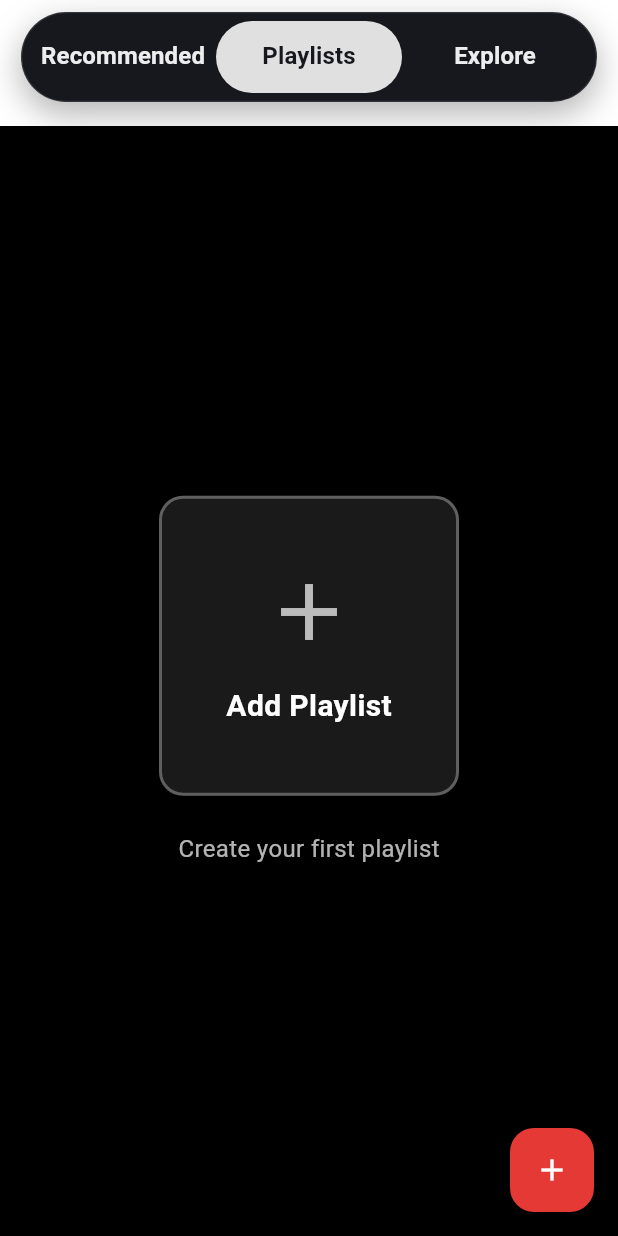
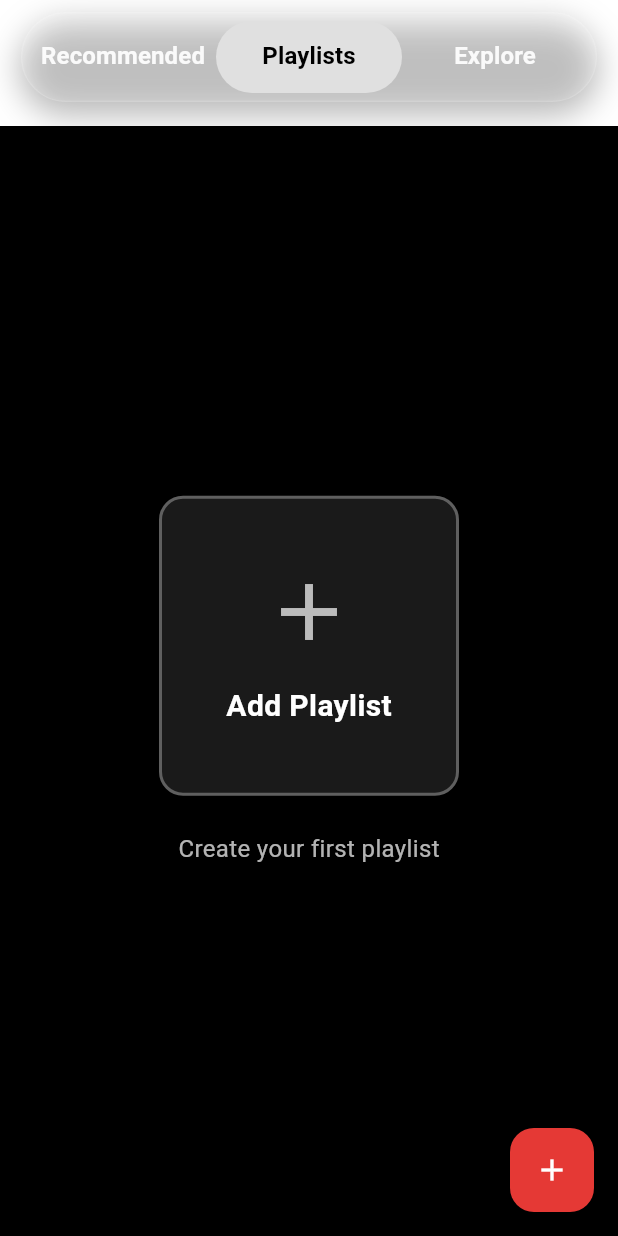
Before and after one commit to rhenry7/jukebox, a Flutter app: the DiscoveryTapBar screen opened directly, tab 2 chosen, on a phone screen of 412 x 824 dp. Run offline on Flutter 3.47's test engine with Material 3 defaults, Android fonts, the phone set to English and light mode, and no system bars; our stand-ins replace cached_network_image, cloud_firestore, firebase_auth, firebase_core, fl_chart, flutter_dotenv and 7 more; missing offline and left inert: spotify; accounts and stored records are empty.

Commit message:
fix withValues() error, causing failure to deploy

```diff
--- a/lib/DiscoveryTab/discoveryTapBar.dart
+++ b/lib/DiscoveryTab/discoveryTapBar.dart
@@ -49,15 +49,15 @@ class _DiscoveryTapBarState extends State<DiscoveryTapBar> {
       alignment: Alignment.centerLeft,
       child: DecoratedBox(
         decoration: BoxDecoration(
-          color: const Color(0xFF17181D),
+          color: Colors.white10,
           borderRadius: BorderRadius.circular(999),
           border: Border.all(
-            color: Colors.white.withValues(alpha: 0.12),
+            color: Colors.white.withOpacity(0.12),
             width: 0.8,
           ),
           boxShadow: [
             BoxShadow(
-              color: Colors.black.withValues(alpha: 0.28),
+              color: Colors.black.withOpacity(0.28),
               blurRadius: 18,
               spreadRadius: 1,
               offset: const Offset(0, 8),
@@ -67,8 +67,8 @@ class _DiscoveryTapBarState extends State<DiscoveryTapBar> {
         child: Padding(
           padding: const EdgeInsets.all(6.0),
           child: TabBar(
-            labelColor: const Color(0xFF17181D),
-            unselectedLabelColor: Colors.white.withValues(alpha: 0.92),
+            labelColor: Colors.black,
+            unselectedLabelColor: Colors.white.withOpacity(0.92),
             isScrollable: false,
             tabAlignment: TabAlignment.fill,
             splashFactory: NoSplash.splashFactory,
```
Also changed, not shown: lib/routing/MainNavigation.dart (+4 -4 lines), lib/ui/screens/Home/categoryTapBar.dart (+5 -5 lines).
